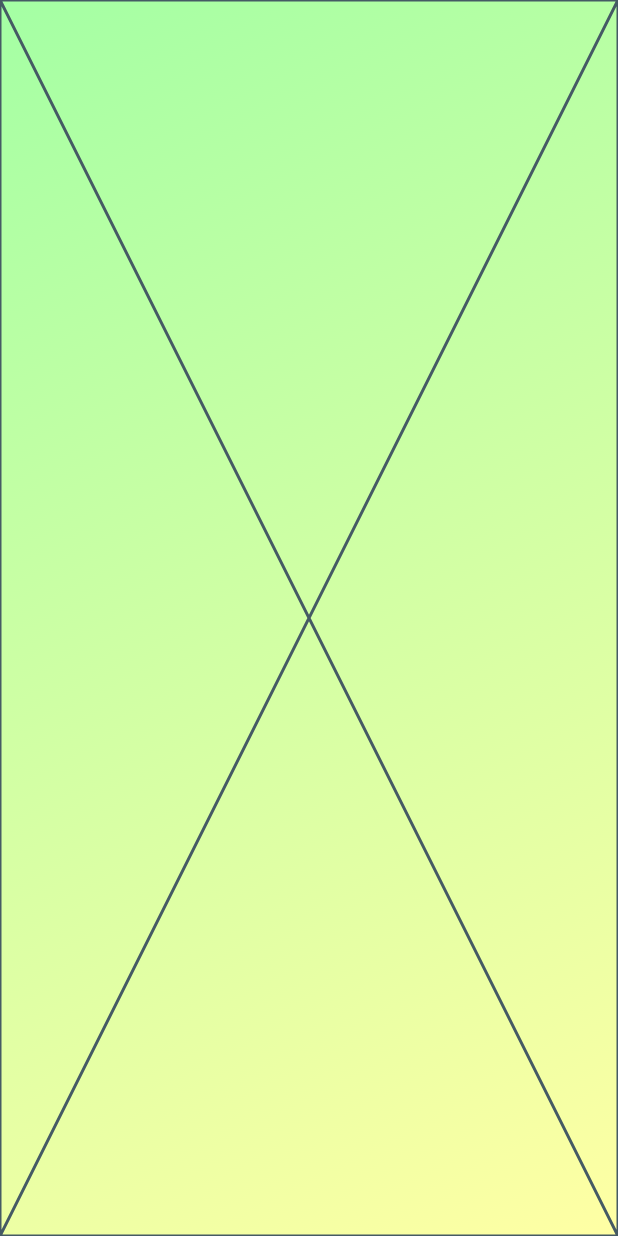
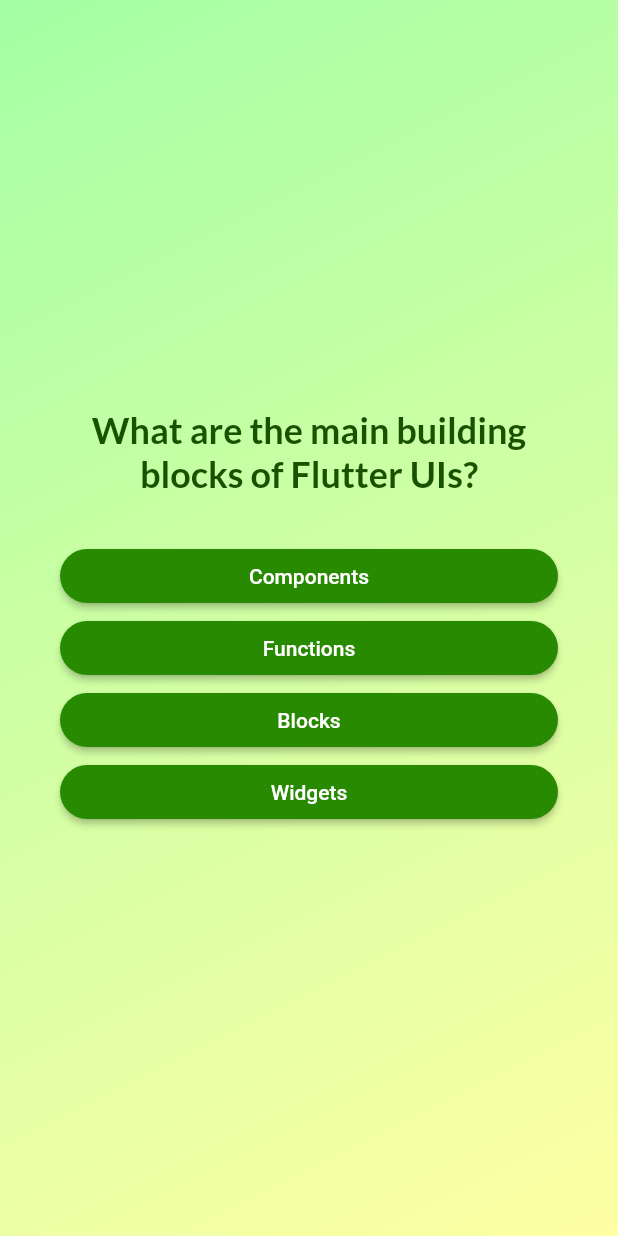
Before and after one commit to Morteza-Rezaei/quiz_app, a Flutter app: the screen it shows after launch, after a tap on "Start Quiz", on a phone screen of 412 x 824 dp. Run offline on Flutter 3.47's test engine with Material 2 defaults, Android fonts, the phone set to English and light mode, and no system bars; our stand-ins replace google_fonts.

Commit message:
final-commit

```diff
--- /dev/null
+++ b/lib/answer_button.dart
@@ -0,0 +1,34 @@
+import 'package:flutter/material.dart';
+
+class AnswerButton extends StatelessWidget {
+  const AnswerButton({
+    super.key,
+    required this.answerText,
+    required this.onTap,
+  });
+
+  final String answerText;
+  final void Function() onTap;
+
+  @override
+  Widget build(BuildContext context) {
+    return ElevatedButton(
+      onPressed: onTap,
+      style: ElevatedButton.styleFrom(
+        padding: const EdgeInsets.symmetric(
+          vertical: 10,
+          horizontal: 40,
+        ),
+        backgroundColor: const Color.fromARGB(255, 40, 138, 1),
+        foregroundColor: Colors.white,
+        shape: RoundedRectangleBorder(
+          borderRadius: BorderRadius.circular(40),
+        ),
+      ),
+      child: Text(
+        answerText,
+        textAlign: TextAlign.center,
+      ),
+    );
+  }
+}
--- a/lib/data/questions.dart
+++ b/lib/data/questions.dart
@@ -1,4 +1,4 @@
-import '../modals/quiz_question.dart';
+import 'package:quiz_app/modals/quiz_question.dart';
 
 const questions = [
   QuizQuestion(
--- a/lib/modals/quiz_question.dart
+++ b/lib/modals/quiz_question.dart
@@ -4,7 +4,7 @@ class QuizQuestion {
   final String text;
   final List<String> answers;
 
-  List<String> get shuffledAnswers {
+  List<String> getShuffledAnswers() {
     final shuffledList = List.of(answers);
     shuffledList.shuffle();
     return shuffledList;
--- a/lib/questions_screen.dart
+++ b/lib/questions_screen.dart
@@ -1,10 +1,65 @@
 import 'package:flutter/material.dart';
+import 'package:google_fonts/google_fonts.dart';
+import 'package:quiz_app/answer_button.dart';
+import 'package:quiz_app/data/questions.dart';
 
-class QuestionsScreen extends StatelessWidget {
-  const QuestionsScreen({super.key});
+class QuestionsScreen extends StatefulWidget {
+  const QuestionsScreen({
+    super.key,
+    required this.onSelectAnswer,
+  });
+
+  final void Function(String answer) onSelectAnswer;
 
   @override
-  Widget build(BuildContext context) {
-    return const Placeholder();
+  State<QuestionsScreen> createState() {
+    return _QuestionsScreenState();
   }
 }
+
+class _QuestionsScreenState extends State<QuestionsScreen> {
+  var currentQuestionIndex = 0;
+
+  void answerQuestion(String selectedAnswer) {
+    widget.onSelectAnswer(selectedAnswer);
+    setState(() {
+      currentQuestionIndex++;
+    });
+  }
+
+  @override
+  Widget build(context) {
+    final currentQuestion = questions[currentQuestionIndex];
+
+    return SizedBox(
+      width: double.infinity,
+      child: Container(
+        margin: const EdgeInsets.all(40),
+        child: Column(
+          mainAxisAlignment: MainAxisAlignment.center,
+          crossAxisAlignment: CrossAxisAlignment.stretch,
+          children: [
+            Text(
+              currentQuestion.text,
+              style: GoogleFonts.lato(
+                color: const Color.fromARGB(255, 24, 82, 1),
+                fontSize: 24,
+                fontWeight: FontWeight.bold,
+              ),
+              textAlign: TextAlign.center,
+            ),
+            const SizedBox(height: 30),
+            ...currentQuestion.getShuffledAnswers().map((answer) {
+              return AnswerButton(
+                answerText: answer,
+                onTap: () {
+                  answerQuestion(answer);
+                },
+              );
+            })
+          ],
+        ),
+      ),
+    );
+  }
+}
--- a/lib/start_screen.dart
+++ b/lib/start_screen.dart
@@ -7,7 +7,7 @@ class StartScreen extends StatelessWidget {
   final void Function() startQuiz;
 
   @override
-  Widget build(BuildContext context) {
+  Widget build(context) {
     return Center(
       child: Column(
         mainAxisSize: MainAxisSize.min,
@@ -19,9 +19,9 @@ class StartScreen extends StatelessWidget {
           ),
           const SizedBox(height: 80),
           Text(
-            'Learn the the fun way!',
+            'Learn Flutter the fun way!',
             style: GoogleFonts.lato(
-              fontSize: 30,
+              fontSize: 24,
               fontWeight: FontWeight.bold,
               color: const Color.fromARGB(255, 40, 138, 1),
             ),
@@ -32,7 +32,7 @@ class StartScreen extends StatelessWidget {
             style: OutlinedButton.styleFrom(
               foregroundColor: const Color.fromARGB(255, 40, 138, 1),
             ),
-            icon: const Icon(Icons.arrow_right_alt_rounded),
+            icon: const Icon(Icons.arrow_right_alt),
             label: const Text('Start Quiz'),
           )
         ],
```
Also changed, not shown: lib/questions_summary/question_identifier.dart (added, +35 -0 lines), lib/questions_summary/questions_summary.dart (added, +24 -0 lines), lib/questions_summary/summary_item.dart (added, +58 -0 lines), lib/results_screen.dart (+70 -2 lines).
